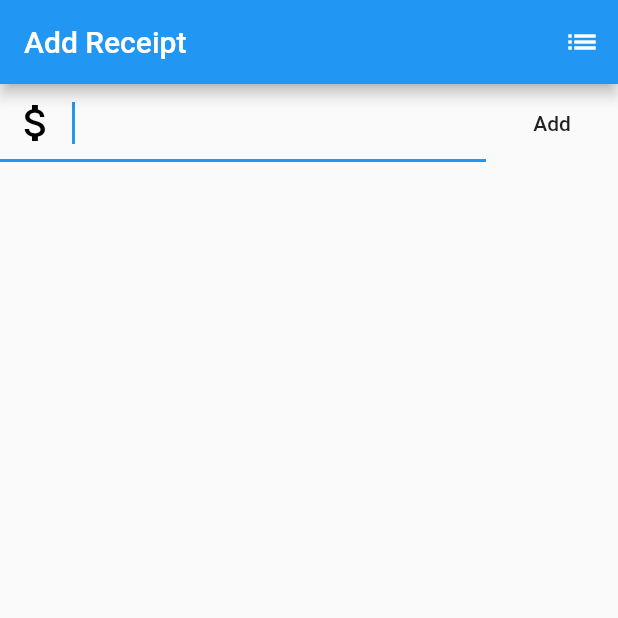
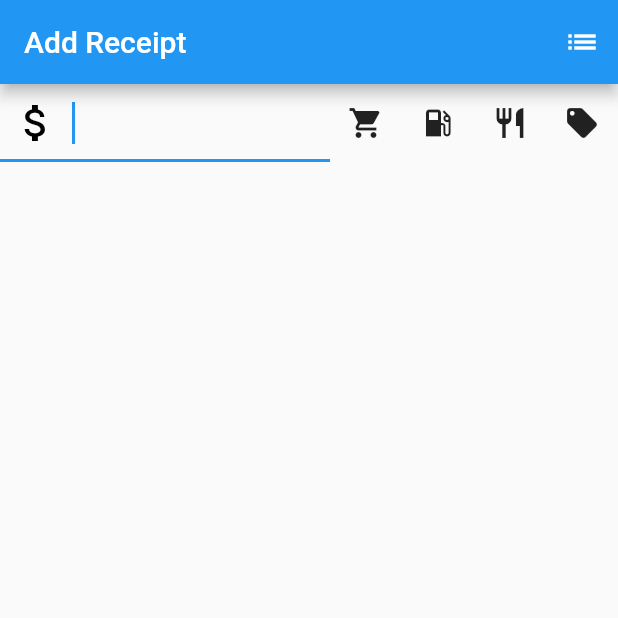
Before and after one commit to philseeley/receipts, a Flutter app: the screen it shows after launch, on a phone screen of 412 x 824 dp, the top half of it. Run offline on Flutter 3.47's test engine with Material 2 defaults, Android fonts, the phone set to English and light mode, and no system bars; our stand-ins replace location; statements that could not run were skipped.

Commit message:
Changed to have catagories for simple add.

```diff
--- a/lib/main.dart
+++ b/lib/main.dart
@@ -134,7 +134,11 @@ class NewReceiptState extends State<NewReceiptWidget> with WidgetsBindingObserve
           decoration: new InputDecoration(
               prefixIcon: new Icon(Icons.attach_money, color: Colors.black, size: 32.0)),
         )),
-        new FlatButton(child: new Text('Add'),onPressed: (){ _addReceipt('');})]),
+        new IconButton(icon: new Icon(Icons.local_grocery_store), onPressed: (){ _addReceipt('Groceries');}),
+        new IconButton(icon: new Icon(Icons.local_gas_station), onPressed: (){ _addReceipt('Fuel');}),
+        new IconButton(icon: new Icon(Icons.restaurant), onPressed: (){ _addReceipt('Food/Drink');}),
+        new IconButton(icon: new Icon(Icons.local_offer), onPressed: (){ _addReceipt('Uncategorised');}),
+        ]),
       new Expanded(child: new ListView.builder(
         itemBuilder: (context, i) {
           if (i >= _places.length)
```
